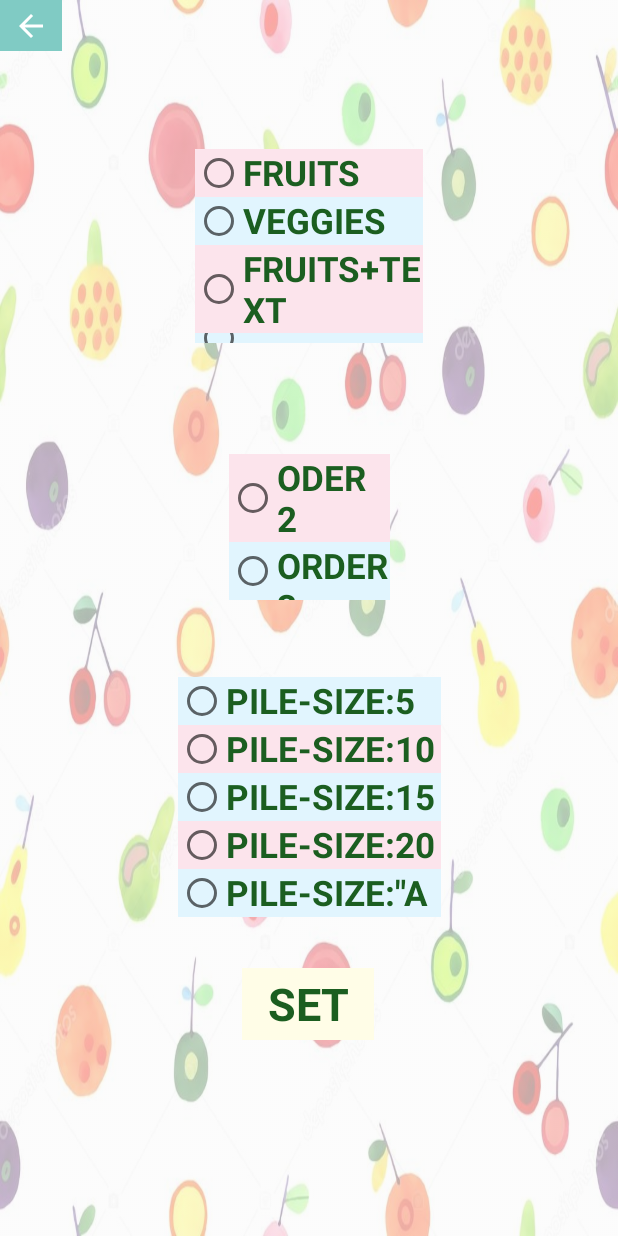
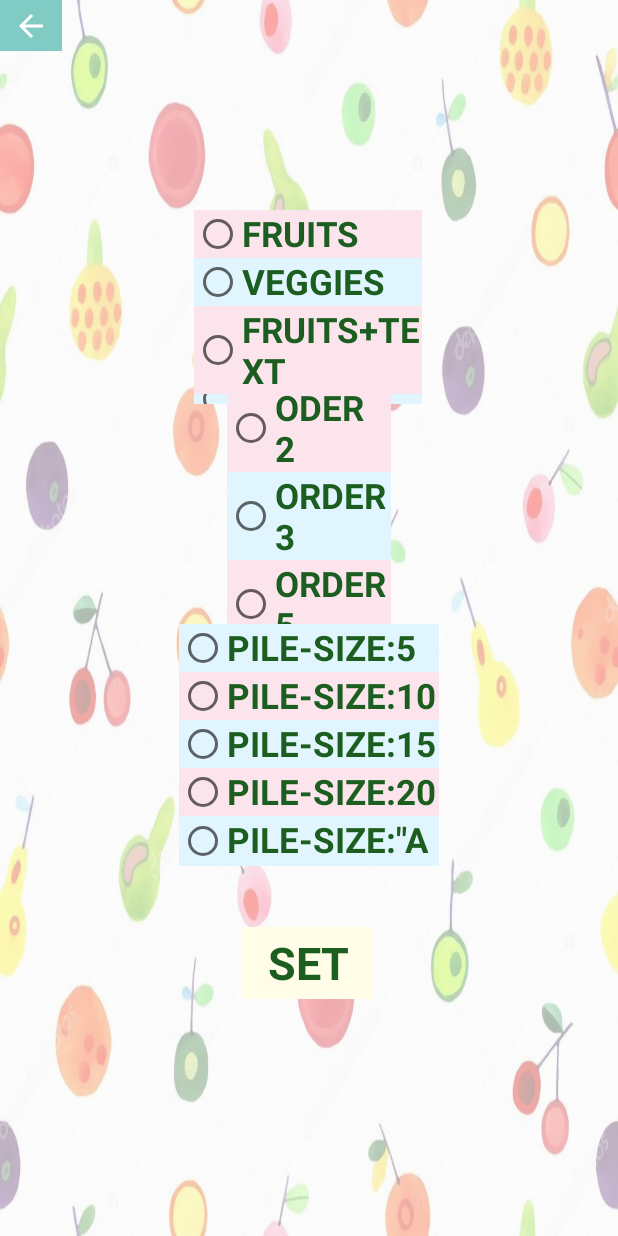
Before and after one commit to goeunj/Produce-Picker, an Android app: the optionPage screen opened directly, with no data from a screen before it, on a phone screen of 412 x 824 dp. Run offline under Robolectric (Android 15) with nearby library versions, the phone set to English and light mode, and no system bars; Roboto replaces fonts that are not available here.

Commit message:
Change variable name + spacing in layout.
UserTheme variable in optionManager changed to userOption + spacing changed for option page layout.

```diff
--- a/app/src/main/res/layout/activity_option_page.xml
+++ b/app/src/main/res/layout/activity_option_page.xml
@@ -23,10 +23,10 @@
         android:layout_height="129dp"
         app:layout_constraintBottom_toBottomOf="parent"
         app:layout_constraintEnd_toEndOf="parent"
-        app:layout_constraintHorizontal_bias="0.5"
+        app:layout_constraintHorizontal_bias="0.498"
         app:layout_constraintStart_toStartOf="parent"
         app:layout_constraintTop_toTopOf="parent"
-        app:layout_constraintVertical_bias="0.143">
+        app:layout_constraintVertical_bias="0.202">
 
         <RadioButton
             android:id="@+id/fruitButton"
@@ -94,13 +94,13 @@
 
     <RadioGroup
         android:id="@+id/order"
-        android:layout_width="107dp"
-        android:layout_height="97dp"
+        android:layout_width="109dp"
+        android:layout_height="wrap_content"
         app:layout_constraintBottom_toTopOf="@+id/pileSize"
         app:layout_constraintEnd_toEndOf="parent"
         app:layout_constraintStart_toStartOf="parent"
         app:layout_constraintTop_toBottomOf="@+id/options"
-        app:layout_constraintVertical_bias="0.588">
+        app:layout_constraintVertical_bias="0.466">
 
         <RadioButton
             android:id="@+id/order2"
@@ -138,13 +138,13 @@
 
     <RadioGroup
         android:id="@+id/pileSize"
-        android:layout_width="175dp"
-        android:layout_height="160dp"
+        android:layout_width="173dp"
+        android:layout_height="161dp"
         app:layout_constraintBottom_toBottomOf="parent"
         app:layout_constraintEnd_toEndOf="parent"
         app:layout_constraintStart_toStartOf="parent"
         app:layout_constraintTop_toTopOf="parent"
-        app:layout_constraintVertical_bias="0.68">
+        app:layout_constraintVertical_bias="0.628">
 
         <RadioButton
             android:id="@+id/size5"
```
Also changed, not shown: app/src/main/java/cmpt276/projectLogic/optionManager.java (+20 -20 lines).
